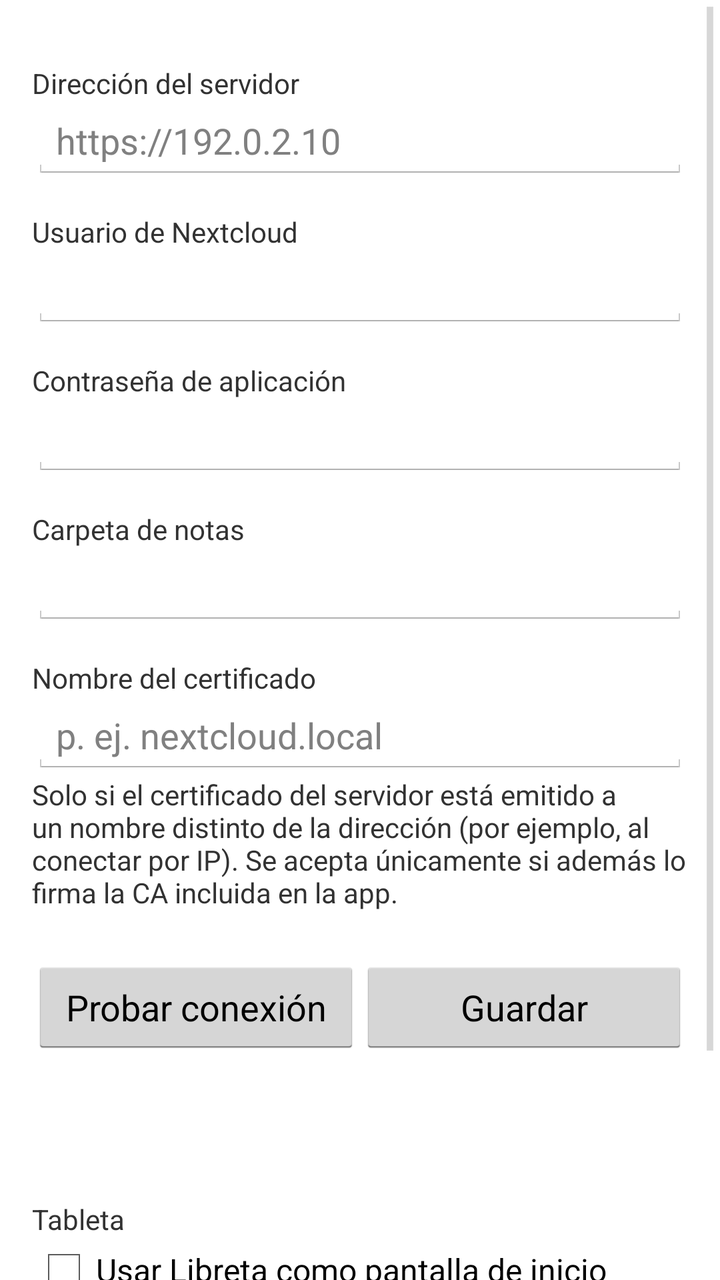
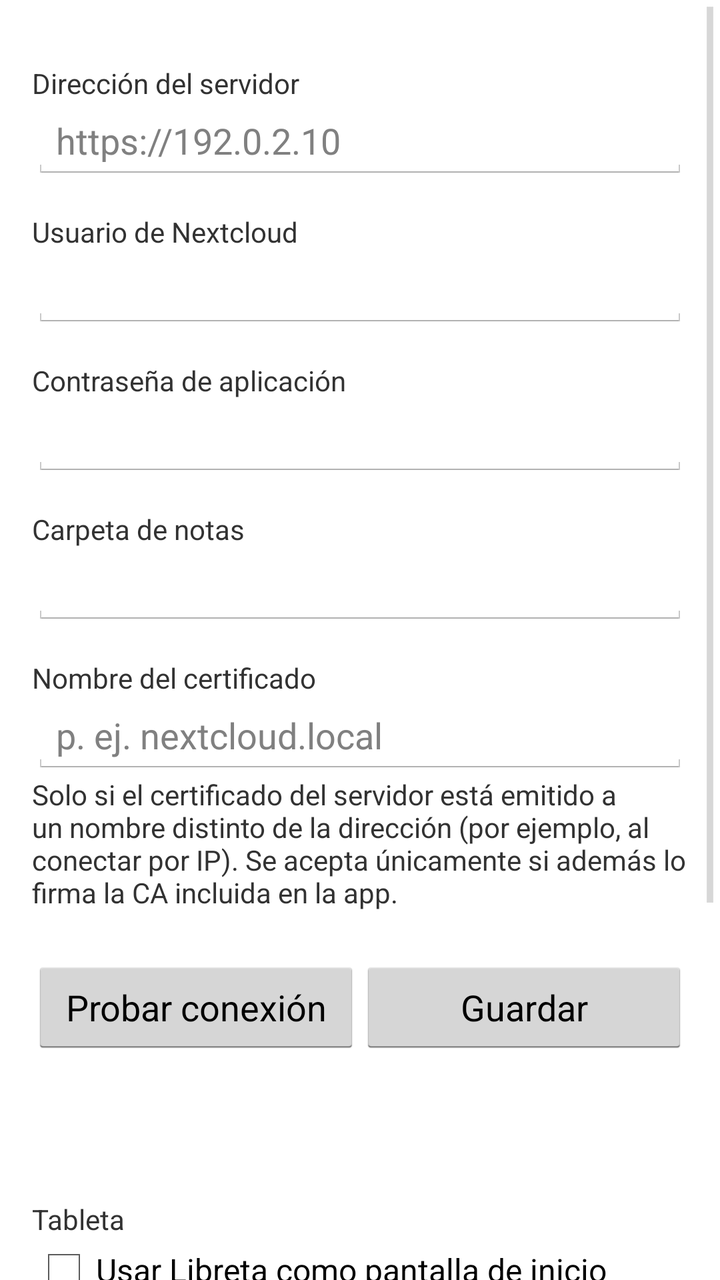

The first picture is an Android layout as it rendered before a commit; the second is the same layout after the commit. The layout source and the unified diff follow.
<!-- AndroidManifest.xml: application theme AppTheme -->
<!-- res/layout/activity_settings.xml -->
<?xml version="1.0" encoding="utf-8"?>
<ScrollView xmlns:android="http://schemas.android.com/apk/res/android"
    android:layout_width="match_parent"
    android:layout_height="match_parent">

    <LinearLayout
        android:layout_width="match_parent"
        android:layout_height="wrap_content"
        android:orientation="vertical"
        android:padding="16dp">

        <TextView
            style="@style/SettingsLabel"
            android:text="@string/settings_url" />

        <EditText
            android:id="@+id/settings_url"
            android:layout_width="match_parent"
            android:layout_height="wrap_content"
            android:hint="@string/settings_url_hint"
            android:importantForAutofill="no"
            android:inputType="textUri" />

        <TextView
            style="@style/SettingsLabel"
            android:labelFor="@+id/settings_user"
            android:text="@string/settings_user" />

        <EditText
            android:id="@+id/settings_user"
            android:layout_width="match_parent"
            android:layout_height="wrap_content"
            android:importantForAutofill="no"
            android:inputType="text" />

        <TextView
            style="@style/SettingsLabel"
            android:labelFor="@+id/settings_password"
            android:text="@string/settings_password" />

        <EditText
            android:id="@+id/settings_password"
            android:layout_width="match_parent"
            android:layout_height="wrap_content"
            android:importantForAutofill="no"
            android:inputType="textPassword" />

        <TextView
            style="@style/SettingsLabel"
            android:labelFor="@+id/settings_folder"
            android:text="@string/settings_folder" />

        <EditText
            android:id="@+id/settings_folder"
            android:layout_width="match_parent"
            android:layout_height="wrap_content"
            android:importantForAutofill="no"
            android:inputType="text" />

        <TextView
            style="@style/SettingsLabel"
            android:text="@string/settings_certificate" />

        <EditText
            android:id="@+id/settings_certificate"
            android:layout_width="match_parent"
            android:layout_height="wrap_content"
            android:hint="@string/settings_certificate_hint"
            android:importantForAutofill="no"
            android:inputType="textUri" />

        <TextView
            android:layout_width="match_parent"
            android:layout_height="wrap_content"
            android:text="@string/settings_certificate_help"
            android:textAppearance="?android:attr/textAppearanceSmall"
            android:textColor="?android:attr/textColorSecondary" />

        <LinearLayout
            android:layout_width="match_parent"
            android:layout_height="wrap_content"
            android:layout_marginTop="24dp"
            android:orientation="horizontal">

            <Button
                android:id="@+id/settings_test"
                android:layout_width="0dp"
                android:layout_height="wrap_content"
                android:layout_weight="1"
                android:text="@string/settings_test" />

            <Button
                android:id="@+id/settings_save"
                android:layout_width="0dp"
                android:layout_height="wrap_content"
                android:layout_weight="1"
                android:text="@string/settings_save" />
        </LinearLayout>

        <TextView
            android:id="@+id/settings_status"
            android:layout_width="match_parent"
            android:layout_height="wrap_content"
            android:layout_marginTop="16dp"
            android:textAppearance="?android:attr/textAppearanceMedium" />

        <TextView
            style="@style/SettingsLabel"
            android:layout_marginTop="32dp"
            android:text="@string/settings_device" />

        <CheckBox
            android:id="@+id/settings_home_mode"
            android:layout_width="match_parent"
            android:layout_height="wrap_content"
            android:text="@string/settings_home_mode" />

        <TextView
            android:layout_width="match_parent"
            android:layout_height="wrap_content"
            android:text="@string/settings_home_mode_help"
            android:textAppearance="?android:attr/textAppearanceSmall"
            android:textColor="?android:attr/textColorSecondary" />

        <Button
            android:id="@+id/settings_android"
            android:layout_width="wrap_content"
            android:layout_height="wrap_content"
            android:layout_marginTop="8dp"
            android:text="@string/settings_android" />
    </LinearLayout>
</ScrollView>
<!-- resources referenced by this layout -->
<resources>
  <string name="settings_android">Ajustes de Android</string>
  <string name="settings_certificate">Nombre del certificado</string>
  <string name="settings_certificate_help">Solo si el certificado del servidor está emitido a un nombre distinto de la dirección (por ejemplo, al conectar por IP). Se acepta únicamente si además lo firma la CA incluida en la app.</string>
  <string name="settings_certificate_hint">p. ej. nextcloud.local</string>
  <string name="settings_device">Tableta</string>
  <string name="settings_folder">Carpeta de notas</string>
  <string name="settings_home_mode">Usar Libreta como pantalla de inicio</string>
  <string name="settings_home_mode_help">El botón Inicio llevará siempre a Libreta. Al activarlo, elige «Libreta» y «Siempre». Al desactivarlo vuelve el escritorio de Samsung.</string>
  <string name="settings_password">Contraseña de aplicación</string>
  <string name="settings_save">Guardar</string>
  <string name="settings_test">Probar conexión</string>
  <string name="settings_url">Dirección del servidor</string>
  <string name="settings_url_hint">https://192.0.2.10</string>
  <string name="settings_user">Usuario de Nextcloud</string>
  <style name="SettingsLabel">
          <item name="android:layout_width">match_parent</item>
          <item name="android:layout_height">wrap_content</item>
          <item name="android:layout_marginTop">16dp</item>
          <item name="android:textAppearance">?android:attr/textAppearanceSmall</item>
          <item name="android:textColor">?android:attr/textColorSecondary</item>
      </style>
  <style name="AppTheme" parent="@android:style/Theme.Holo.Light.DarkActionBar" />
</resources>

<!-- the commit's change to res/layout/activity_settings.xml (unified diff, before → after) -->
@@ -128,5 +128,23 @@
             android:layout_height="wrap_content"
             android:layout_marginTop="8dp"
             android:text="@string/settings_android" />
+
+        <TextView
+            style="@style/SettingsLabel"
+            android:layout_marginTop="32dp"
+            android:text="@string/settings_ai" />
+
+        <TextView
+            android:id="@+id/settings_ai_status"
+            android:layout_width="match_parent"
+            android:layout_height="wrap_content"
+            android:textAppearance="?android:attr/textAppearanceSmall" />
+
+        <Button
+            android:id="@+id/settings_ai_sign_out"
+            android:layout_width="wrap_content"
+            android:layout_height="wrap_content"
+            android:layout_marginTop="8dp"
+            android:text="@string/settings_ai_sign_out" />
     </LinearLayout>
 </ScrollView>
<!-- resource entries referenced after the edit -->
@@ -1,5 +1,7 @@
 <!-- resources referenced by this layout -->
 <resources>
+  <string name="settings_ai">IA (ChatGPT)</string>
+  <string name="settings_ai_sign_out">Cerrar sesión</string>
   <string name="settings_android">Ajustes de Android</string>
   <string name="settings_certificate">Nombre del certificado</string>
   <string name="settings_certificate_help">Solo si el certificado del servidor está emitido a un nombre distinto de la dirección (por ejemplo, al conectar por IP). Se acepta únicamente si además lo firma la CA incluida en la app.</string>
